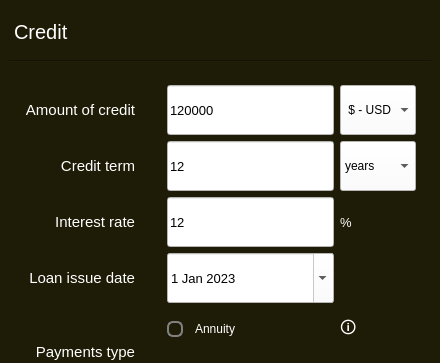
Above: src/s21_smartcalc/s21_credit.ui from kossadda/C7_s21_SmartCalc before the change; both pictures show x 0 to 440 and y 0 to 363 of the 440 by 550 pixel window. Below: the same form after it.
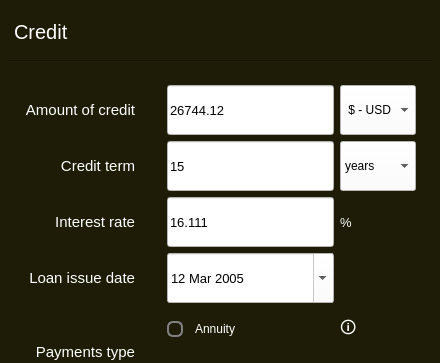
That is the form after the change. Icons and pictures are not drawn.

What changed in the file:
```diff
--- a/src/s21_smartcalc/s21_credit.ui
+++ b/src/s21_smartcalc/s21_credit.ui
@@ -188,7 +188,7 @@
 background-color: rgb(255, 255, 255);</string>
         </property>
         <property name="text">
-         <string>12</string>
+         <string>16.111</string>
         </property>
         <property name="placeholderText">
          <string>Enter interest rate</string>
@@ -277,7 +277,7 @@
 background-color: rgb(255, 255, 255);</string>
         </property>
         <property name="text">
-         <string>12</string>
+         <string>15</string>
         </property>
         <property name="placeholderText">
          <string>Enter the loan term</string>
@@ -610,7 +610,7 @@
 background-color: rgb(255, 255, 255);</string>
         </property>
         <property name="text">
-         <string>120000</string>
+         <string>26744.12</string>
         </property>
         <property name="placeholderText">
          <string>Enter loan amount</string>
@@ -648,7 +648,7 @@
         </property>
         <property name="maximumDateTime">
          <datetime>
-          <hour>6</hour>
+          <hour>1</hour>
           <minute>59</minute>
           <second>59</second>
           <year>9999</year>
@@ -661,9 +661,9 @@
         </property>
         <property name="date">
          <date>
-          <year>2023</year>
-          <month>1</month>
-          <day>1</day>
+          <year>2005</year>
+          <month>3</month>
+          <day>12</day>
          </date>
         </property>
        </widget>
```
